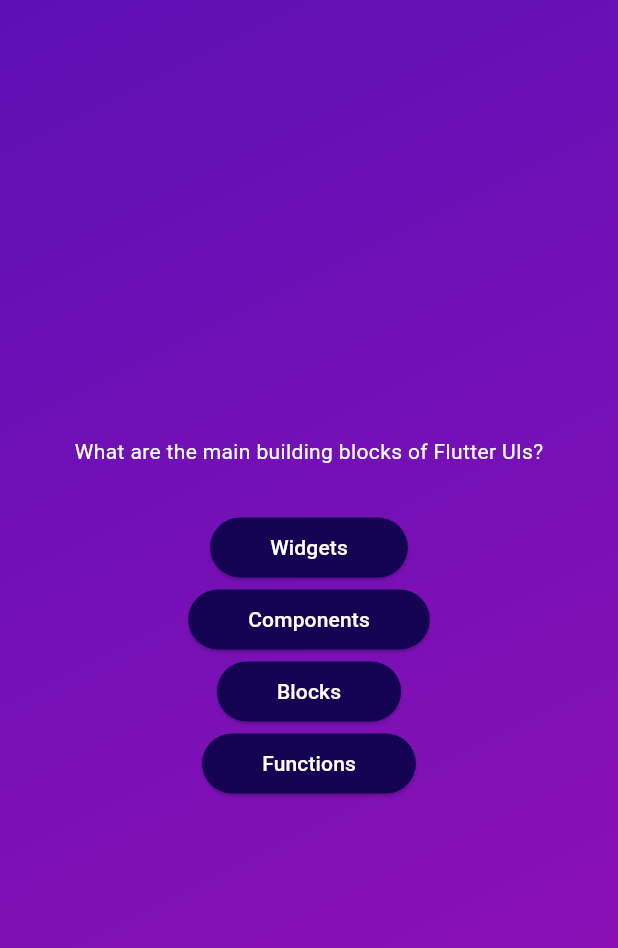
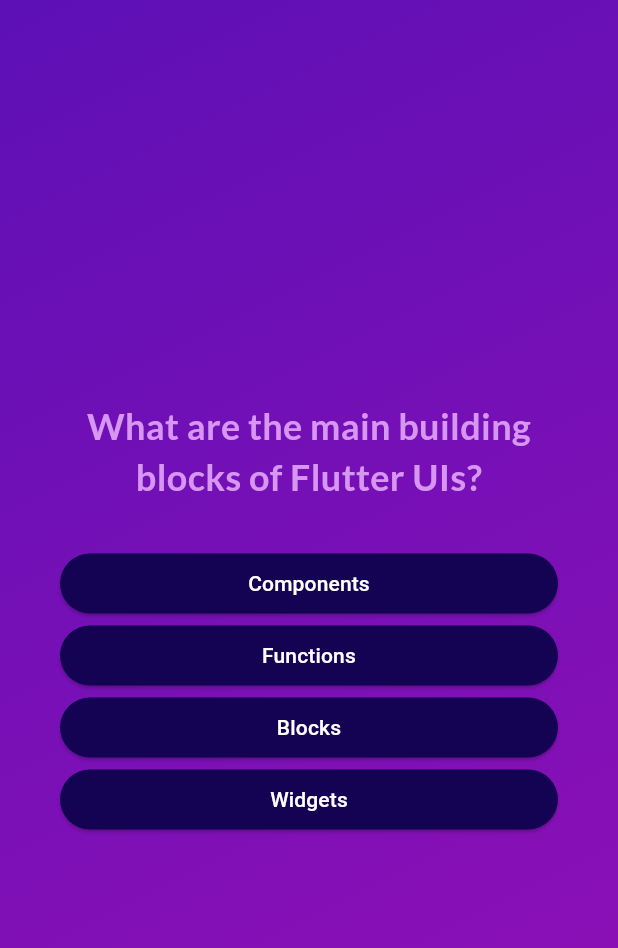
Before and after one commit to Tschongsti/quiz, a Flutter app: the screen it shows after launch, after a tap on "Start Quiz", on a phone screen of 412 x 824 dp. Shown: the top 948 px of the screen. Run offline on Flutter 3.47's test engine with Material 3 defaults, Android fonts, the phone set to English and light mode, and no system bars; our stand-ins replace google_fonts.

Commit message:
Stand nach Kapitel 77 des Udemy-Kurses

```diff
--- a/lib/answer_button.dart
+++ b/lib/answer_button.dart
@@ -21,7 +21,10 @@ class AnswerButton extends StatelessWidget{
           borderRadius: BorderRadius.circular(40),
         )
       ),
-      child: Text(answerText),
+      child: Text(
+        answerText,
+        textAlign: TextAlign.center,
+        ),
     );
   }
 }
--- a/lib/models/quiz_questions.dart
+++ b/lib/models/quiz_questions.dart
@@ -4,4 +4,10 @@ class QuizQuestions {
   final String text;
   final List<String> answers;
 
+  List<String> getShuffledAnswers () {
+    final shuffledList = List.of(answers);
+    shuffledList.shuffle();
+    return shuffledList;
+  }
+
 }
--- a/lib/questions_screen.dart
+++ b/lib/questions_screen.dart
@@ -1,4 +1,5 @@
 import 'package:flutter/material.dart';
+import 'package:google_fonts/google_fonts.dart';
 
 import 'package:quiz/answer_button.dart';
 import 'package:quiz/data/questions.dart';
@@ -13,31 +14,47 @@ State<QuestionsScreen> createState() {
 }
 
 class _QuestionsScreenState extends State<QuestionsScreen> {
+  var currentQuestionIndex = 0;
+
+  void answerQuestion() {
+    setState(() {
+      // currentQuestionIndex = currentQuestionIndex + 1;
+      // currentQuestionIndex += 1;
+      currentQuestionIndex++; // increments the value by 1 (similar with --)
+      });
+    }
 
   @override
   Widget build (context) {
-    final currentQuestion = questions[0];
+    final currentQuestion = questions[currentQuestionIndex];
 
     return SizedBox(
       width: double.infinity,
+      child: Container(
+        margin: const EdgeInsets.all(40),
         child: Column(
           mainAxisAlignment: MainAxisAlignment.center,
+          crossAxisAlignment: CrossAxisAlignment.stretch,
           children: [
           Text(
             currentQuestion.text,
-          style: const TextStyle(
-            color: Colors.white,
+            style: GoogleFonts.lato(
+              color: const Color.fromARGB(255, 215, 150, 241),
+              fontSize: 24,
+              fontWeight: FontWeight.bold,
             ),
+            textAlign: TextAlign.center,
           ),
           const SizedBox(height: 30),
-        ...currentQuestion.answers.map((answer) {
+          ...currentQuestion.getShuffledAnswers().map((answer) {
             return AnswerButton(
               answer,
-            (){},
+              answerQuestion,
               );
           })
           ],
         ),
+      ),
     );
   }
 }
--- a/lib/start_screen.dart
+++ b/lib/start_screen.dart
@@ -1,4 +1,5 @@
 import 'package:flutter/material.dart';
+import 'package:google_fonts/google_fonts.dart';
 
 class StartScreen extends StatelessWidget {
   const StartScreen (this.startQuiz, {super.key});
@@ -26,10 +27,10 @@ class StartScreen extends StatelessWidget {
           //),
 
           const SizedBox(height: 80),
-          const Text(
+          Text(
             'Learn Flutter the fun way!',
-            style: TextStyle(
-              color: Color.fromARGB(255, 236, 227, 247),
+            style: GoogleFonts.lato(
+              color: const Color.fromARGB(255, 236, 227, 247),
               fontSize: 24,
             ),
           ),
--- a/pubspec.yaml
+++ b/pubspec.yaml
@@ -34,6 +34,7 @@ dependencies:
   # The following adds the Cupertino Icons font to your application.
   # Use with the CupertinoIcons class for iOS style icons.
   cupertino_icons: ^1.0.8
+  google_fonts: ^6.2.1
 
 dev_dependencies:
   flutter_test:
```
Also changed, not shown: pubspec.lock, 1 other file. Lines whose indentation alone changed are shown as unchanged.
